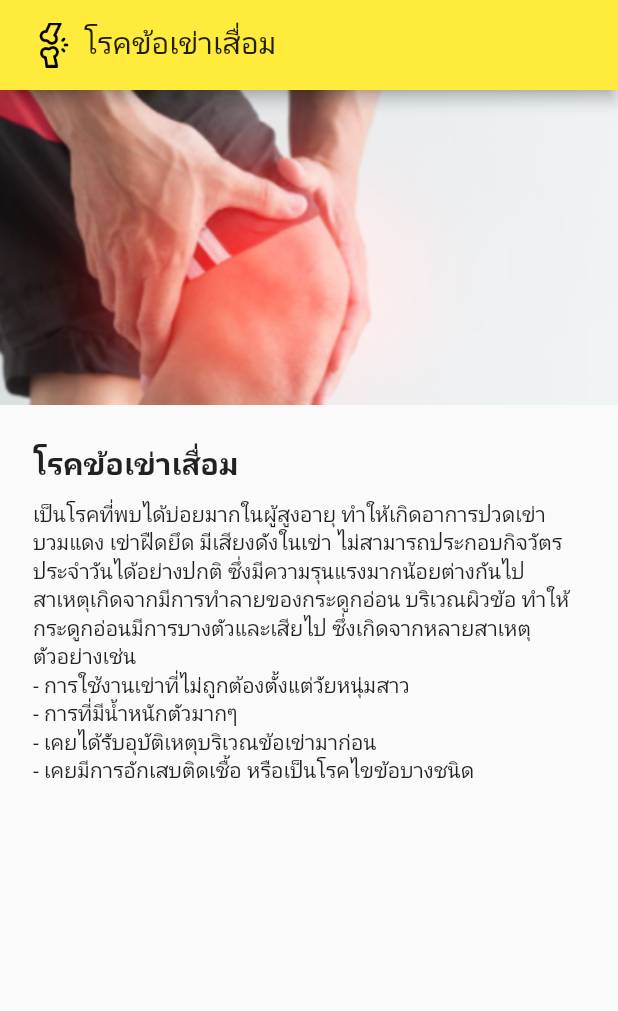
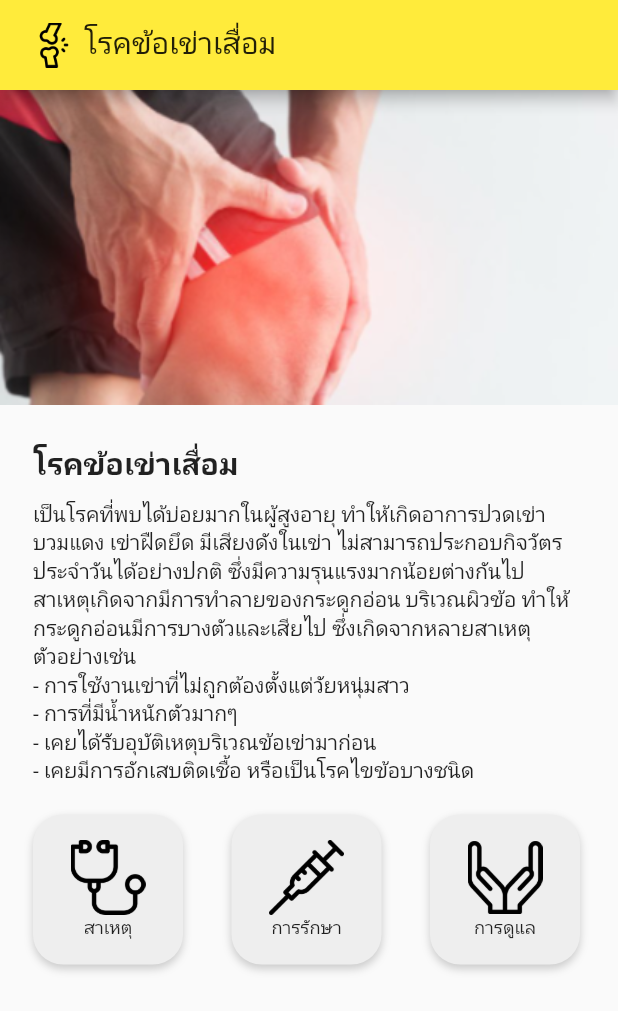
Before and after one commit to sanmcdaniel/orthotu, a Flutter app: the screen it shows after launch, on a phone screen of 412 x 824 dp. Shown: the top 1011 px of the screen. Run offline on Flutter 3.47's test engine with Material 2 defaults, Android fonts, the phone set to English and light mode, and no system bars.

Commit message:
THOR-02|Aob|modify page and create common molecule

```diff
--- a/mobile/lib/views/main_app.dart
+++ b/mobile/lib/views/main_app.dart
@@ -1,6 +1,5 @@
 import 'package:flutter/material.dart';
 import 'package:mobile/views/main_routes.dart';
-import 'package:mobile/views/pages/waiting_page.dart';
 
 class MainApp extends StatelessWidget {
   final RouteName initialRoute;
@@ -13,11 +12,12 @@ class MainApp extends StatelessWidget {
   @override
   Widget build(BuildContext context) {
     return MaterialApp(
+      onGenerateRoute: generateRouteDelegate(),
+      initialRoute: initialRoute?.name ?? mainInitialRoute.name,
       theme: ThemeData(
         primarySwatch: Colors.yellow,
         visualDensity: VisualDensity.adaptivePlatformDensity,
       ),
-      home: SplashScreen(),
     );
   }
 }
--- a/mobile/lib/views/main_routes.dart
+++ b/mobile/lib/views/main_routes.dart
@@ -1,6 +1,7 @@
 import 'package:flutter/material.dart';
 import 'package:mobile/views/enhances/base_route_builder.dart';
 import 'package:mobile/views/enhances/standart_route.dart';
+import 'package:mobile/views/pages/cause_page.dart';
 import 'package:mobile/views/pages/home_page.dart';
 import 'package:mobile/views/pages/waiting_page.dart';
 
@@ -17,11 +18,13 @@ RouteFactory generateRouteDelegate() {
 Map<String, BaseRouteBuilder> routeBuilders = {
   RouteName.waiting.name: StandardRouteBuilder(page: SplashScreen()),
   RouteName.emptyPage.name: StandardRouteBuilder(page: HomePage()),
+    RouteName.causePage.name: StandardRouteBuilder(page: CausePage()),
 };
 
 enum RouteName {
   waiting,
   emptyPage,
+  causePage
 }
 
 extension RouteNameExtensions on RouteName {
@@ -31,6 +34,8 @@ extension RouteNameExtensions on RouteName {
         return "waiting";
       case RouteName.emptyPage:
         return "empty type";
+      case RouteName.causePage:
+        return "cause type";
     }
     return null;
   }
--- /dev/null
+++ b/mobile/lib/views/molecules/common_logo.dart
@@ -0,0 +1,56 @@
+import 'package:flutter/material.dart';
+
+class CommonLogo extends StatelessWidget {
+  final String text;
+  final String imageName;
+  final Function onTap;
+
+  const CommonLogo({Key key, this.text, this.imageName, this.onTap})
+      : super(key: key);
+  @override
+  Widget build(BuildContext context) {
+    return GestureDetector(
+      onTap: onTap,
+      child: Stack(
+        children: [
+          Container(
+            height: 100,
+            width: 100,
+            decoration: BoxDecoration(
+              color: Colors.grey[200],
+              borderRadius: BorderRadius.only(
+                  topLeft: Radius.circular(20),
+                  topRight: Radius.circular(20),
+                  bottomLeft: Radius.circular(20),
+                  bottomRight: Radius.circular(20)),
+              boxShadow: [
+                BoxShadow(
+                  color: Colors.grey.withOpacity(0.5),
+                  blurRadius: 4,
+                  offset: Offset(0, 3), // changes position of shadow
+                ),
+              ],
+            ),
+            child: Column(
+              mainAxisAlignment: MainAxisAlignment.center,
+              children: [
+                Image.asset(
+                  'assets/images/$imageName.png',
+                  fit: BoxFit.contain,
+                  height: 50,
+                  width: 50,
+                ),
+                Text(
+                  "$text",
+                  style: TextStyle(
+                    fontSize: 12.0,
+                  ),
+                ),
+              ],
+            ),
+          )
+        ],
+      ),
+    );
+  }
+}
--- a/mobile/lib/views/pages/home_page.dart
+++ b/mobile/lib/views/pages/home_page.dart
@@ -1,5 +1,7 @@
 import 'package:flutter/material.dart';
 import 'package:mobile/views/layouts/scaffold_layout.dart';
+import 'package:mobile/views/main_routes.dart';
+import 'package:mobile/views/molecules/common_logo.dart';
 
 class HomePage extends StatelessWidget {
   @override
@@ -63,21 +65,29 @@ class HomePage extends StatelessWidget {
                   "- เคยมีการอักเสบติดเชื้อ หรือเป็นโรคไขข้อบางชนิด",
                 ),
                 Container(
-                  width: 100,
-                  height: 100,
-                  padding: const EdgeInsets.symmetric(horizontal: 12),
-                  decoration: BoxDecoration(
-                    color: Color(0xffffff),
-                    borderRadius: BorderRadius.circular(35),
-                    boxShadow: [
-                      BoxShadow(
-                          //offset: Offset(0, 4),
-                          color: Color(0xffffff), //edited
-                          spreadRadius: 4,
-                          blurRadius: 10 //edited
-                          )
-                    ],
-                  ),
+                  height: 20,
+                ),
+                GridView.count(
+                  crossAxisSpacing: 29,
+                  shrinkWrap: true,
+                  primary: false,
+                  crossAxisCount: 3,
+                  children: [
+                    CommonLogo(
+                      onTap: () =>
+                          Navigator.pushNamed(context, RouteName.causePage.name),
+                      text: "สาเหตุ",
+                      imageName: "logo_jingle",
+                    ),
+                    CommonLogo(
+                      text: "การรักษา",
+                      imageName: "logo_syringe",
+                    ),
+                    CommonLogo(
+                      text: "การดูแล",
+                      imageName: "logo_heart",
+                    ),
+                  ],
                 ),
               ],
             ),
```
Also changed, not shown: mobile/lib/views/pages/cause_page.dart (added, +50 -0 lines), mobile/lib/views/pages/waiting_page.dart (+5 -2 lines), mobile/assets/images/logo_heart.png (added), mobile/assets/images/logo_jingle.png (added), mobile/assets/images/logo_syringe.png (added).
